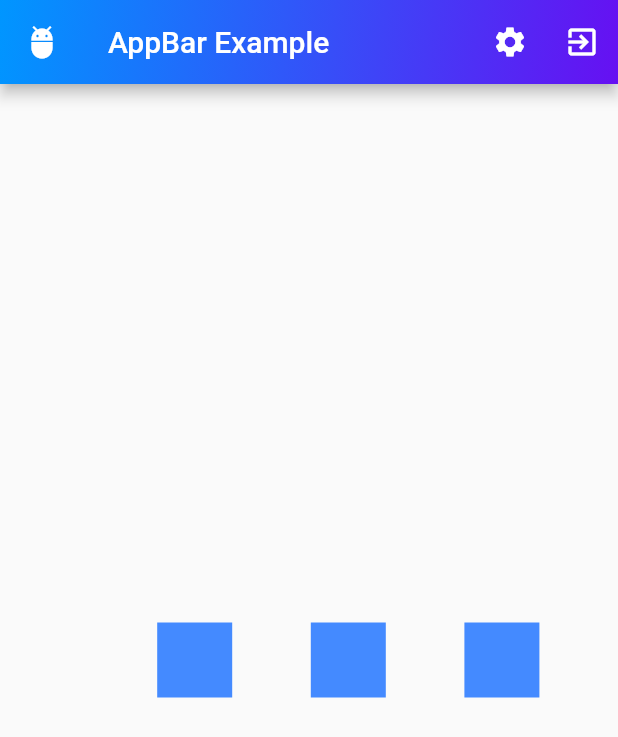
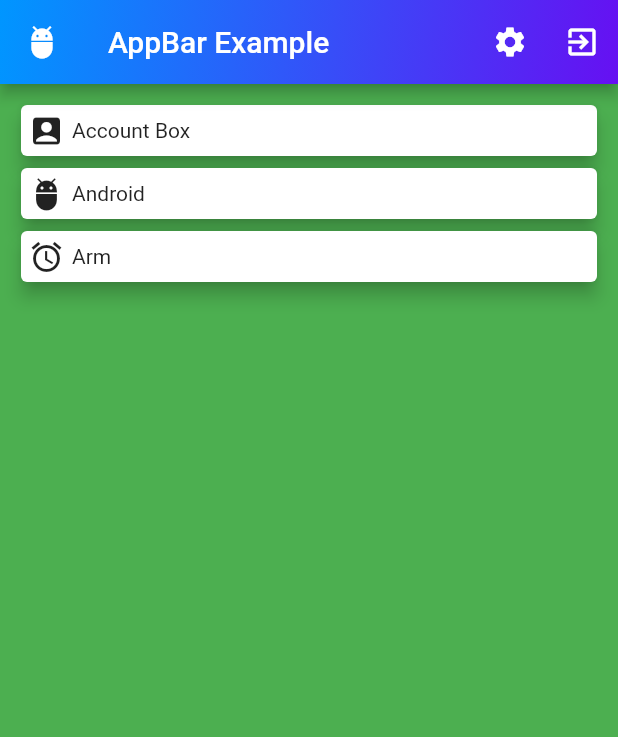
Before and after one commit to AlfonsInfo/Flutter-Learning-Journey, a Flutter app: the screen it shows after launch, on a phone screen of 412 x 824 dp. Shown: the top 737 px of the screen. Run offline on Flutter 3.47's test engine with Material 2 defaults, Android fonts, the phone set to English and light mode, and no system bars.

Commit message:
card Widget + Extract Method

```diff
--- a/lib/main.dart
+++ b/lib/main.dart
@@ -20,33 +20,44 @@ class _MyAppState extends State<MyApp> {
   Widget build(BuildContext context) {
     return MaterialApp(
         home: Scaffold(
+          backgroundColor: Colors.green,
       appBar: AppBar(
         leading: Icon(Icons.adb, color: Colors.white),
         title: Text("AppBar Example"),
         actions: [
-            IconButton(onPressed: (){}, icon: Icon(Icons.settings)),
-            IconButton(onPressed: (){}, icon: Icon(Icons.exit_to_app)),
+          IconButton(onPressed: () {}, icon: Icon(Icons.settings)),
+          IconButton(onPressed: () {}, icon: Icon(Icons.exit_to_app)),
         ],
-          flexibleSpace: Container(decoration: BoxDecoration(
-            gradient: LinearGradient(colors: [Color(0xff0096ff),Color(0xff6610f2)],begin: FractionalOffset.topLeft, end: FractionalOffset.bottomRight),
+        flexibleSpace: Container(
+          decoration: BoxDecoration(
+            gradient: LinearGradient(
+                colors: [Color(0xff0096ff), Color(0xff6610f2)],
+                begin: FractionalOffset.topLeft,
+                end: FractionalOffset.bottomRight),
             // image: DecorationImage(image: AssetImage("assets/pattern.jpg"), fit: BoxFit.none, repeat: ImageRepeat.repeat) //gunakan pattern semi transparan
           ),
         ),
       ),
-      body: Center(
-        child: Row(children: [
-          Spacer(
-            flex: 2,
+      body: Container(
+        margin: EdgeInsets.all(10),
+        child: ListView(
+          children: [
+            buildCard(Icons.account_box, "Account Box"),
+            buildCard(Icons.adb, "Android"),
+            buildCard(Icons.access_alarm, "Arm"),
+          ],
         ),
-          Container(width: 50, height: 50, color: Colors.blueAccent),
-          Spacer(),
-          Container(width: 50, height: 50, color: Colors.blueAccent),
-          Spacer(),
-          Container(width: 50, height: 50, color: Colors.blueAccent),
-          Spacer(),
-        ]),
       ),
     ));
   }
+
+  Card buildCard(IconData iconData, String text) {
+    return Card(
+            elevation: 5,
+            child: Row(
+              children: [Container(margin:EdgeInsets.all(5) ,child: Icon(iconData)), Text(text)],
+            ),
+          );
+  }
 }
 //STL -> Shortcut stateless widget.
```
Lines whose indentation alone changed are shown as unchanged.
